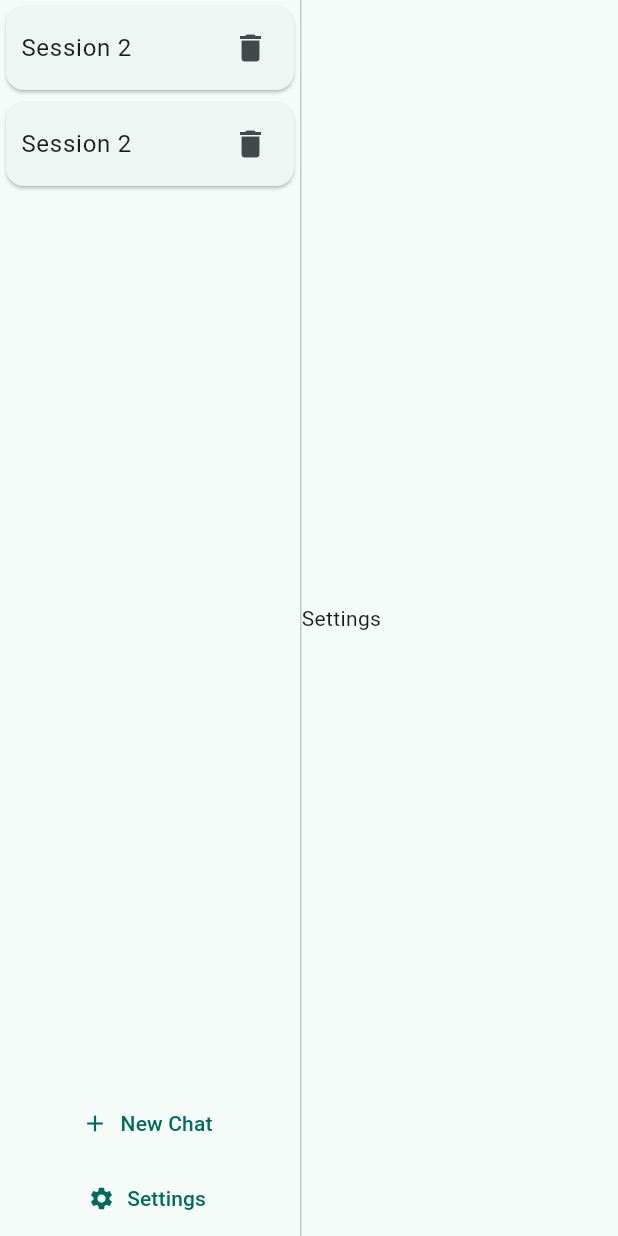
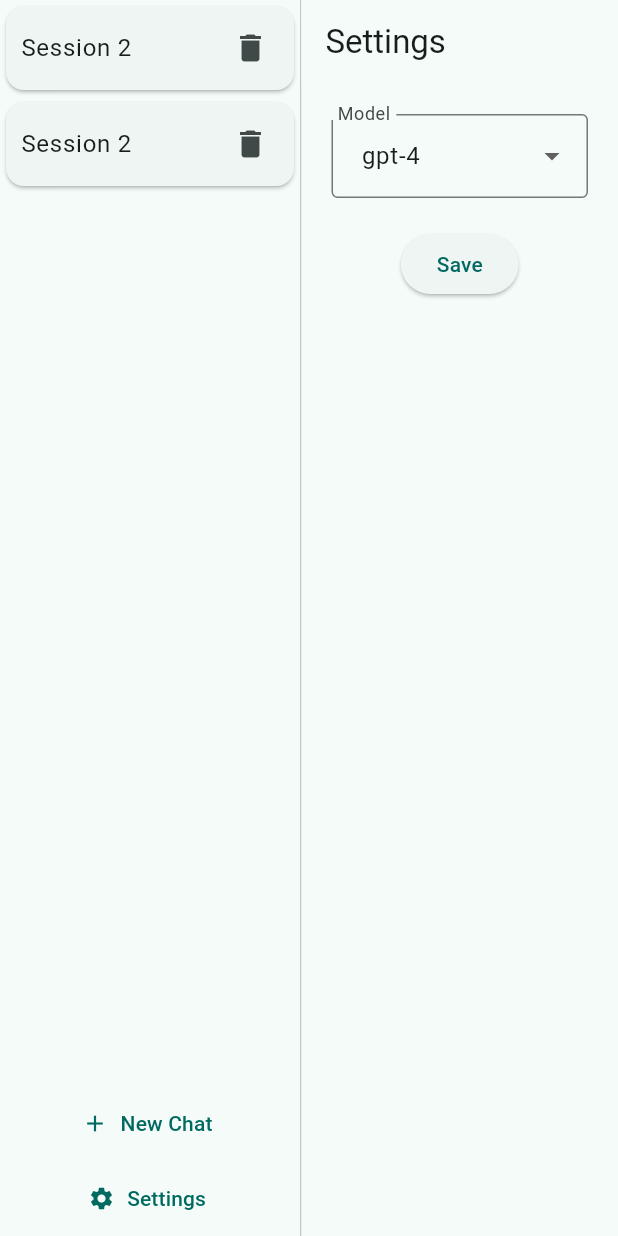
Before and after one commit to crazytan/ChatMaster, a Flutter app: the screen it shows after launch, after a tap on the "delete" icon, after a tap on "New Chat", after a tap on "Settings", on a phone screen of 412 x 824 dp. Run offline on Flutter 3.47's test engine with Material 2 defaults, Android fonts, the phone set to English and light mode, and no system bars; our stand-ins replace dropdown_button2, envied; missing offline and left inert: dart_openai; generated files the repository leaves out were written again.

Commit message:
Add settings for model selection.

```diff
--- a/lib/chat_model.dart
+++ b/lib/chat_model.dart
@@ -108,7 +108,7 @@ class ChatModel extends ChangeNotifier {
     session.addUserInput(text);
     _saveData();
 
-    OpenAI.instance.chat.create(model: "gpt-3.5-turbo", messages: session.messages).then((completion) {
+    OpenAI.instance.chat.create(model: modelSelection, messages: session.messages).then((completion) {
       if (!completion.haveChoices) return;
 
       session.messages.add(completion.choices.first.message);
@@ -139,4 +139,13 @@ class ChatModel extends ChangeNotifier {
     _inSettings = false;
     notifyListeners();
   }
+
+  String modelSelection = 'gpt-4';
+
+  List<String> models = ['gpt-3.5-turbo', 'gpt-4', 'gpt-4-32k'];
+
+  void setModel(String newModel) {
+    modelSelection = newModel;
+    notifyListeners();
+  }
 }
--- a/lib/settings_screen.dart
+++ b/lib/settings_screen.dart
@@ -1,10 +1,90 @@
+import 'package:dropdown_button2/dropdown_button2.dart';
 import 'package:flutter/material.dart';
+import 'package:provider/provider.dart';
 
-class SettingsScreen extends StatelessWidget {
+import 'chat_model.dart';
+
+class SettingsScreen extends StatefulWidget {
   const SettingsScreen({super.key});
 
   @override
+  SettingsScreenState createState() => SettingsScreenState();
+}
+
+class SettingsScreenState extends State<SettingsScreen> {
+  late String modelValue;
+
+  @override
+  void initState() {
+    super.initState();
+
+    // Initialize the local state with the value from the model
+    modelValue = Provider.of<ChatModel>(context, listen: false).modelSelection;
+  }
+
+  @override
   Widget build(BuildContext context) {
-    return const Text('Settings');
+    return Scaffold(
+      appBar: AppBar(
+        title: const Text('Settings'),
+      ),
+      body: Form(
+        child: Padding(
+          padding: const EdgeInsets.all(20.0),
+          child: Column(
+            children: <Widget>[
+              DropdownButtonFormField2<String>(
+                isExpanded: true,
+                decoration: const InputDecoration(
+                  // Add Horizontal padding using menuItemStyleData.padding so it matches
+                  // the menu padding when button's width is not specified.
+                  contentPadding: EdgeInsets.symmetric(vertical: 16),
+                  border: OutlineInputBorder(),
+                  labelText: 'Model',
+                ),
+                value: modelValue,
+                buttonStyleData: const ButtonStyleData(
+                  padding: EdgeInsets.only(right: 8),
+                ),
+                iconStyleData: const IconStyleData(
+                  icon: Icon(
+                    Icons.arrow_drop_down,
+                  ),
+                  iconSize: 24,
+                ),
+                dropdownStyleData: DropdownStyleData(
+                  decoration: BoxDecoration(
+                    borderRadius: BorderRadius.circular(15),
+                  ),
+                ),
+                menuItemStyleData: const MenuItemStyleData(
+                  padding: EdgeInsets.symmetric(horizontal: 16),
+                ),
+                style: Theme.of(context).textTheme.bodyLarge,
+                onChanged: (String? newValue) {
+                  setState(() {
+                    modelValue = newValue!;
+                  });
+                },
+                items:
+                    Provider.of<ChatModel>(context, listen: false).models.map<DropdownMenuItem<String>>((String value) {
+                  return DropdownMenuItem<String>(
+                    value: value,
+                    child: Text(value),
+                  );
+                }).toList(),
+              ),
+              const SizedBox(height: 20),
+              ElevatedButton(
+                child: const Text('Save'),
+                onPressed: () {
+                  Provider.of<ChatModel>(context, listen: false).setModel(modelValue);
+                },
+              ),
+            ],
+          ),
+        ),
+      ),
+    );
   }
 }
--- a/pubspec.yaml
+++ b/pubspec.yaml
@@ -35,6 +35,7 @@ dependencies:
   provider: ^6.0.0
   dart_openai: ^3.0.0
   envied: ^0.3.0+3
+  dropdown_button2: ^2.1.4
 
   # The following adds the Cupertino Icons font to your application.
   # Use with the CupertinoIcons class for iOS style icons.
```
Also changed, not shown: pubspec.lock.
